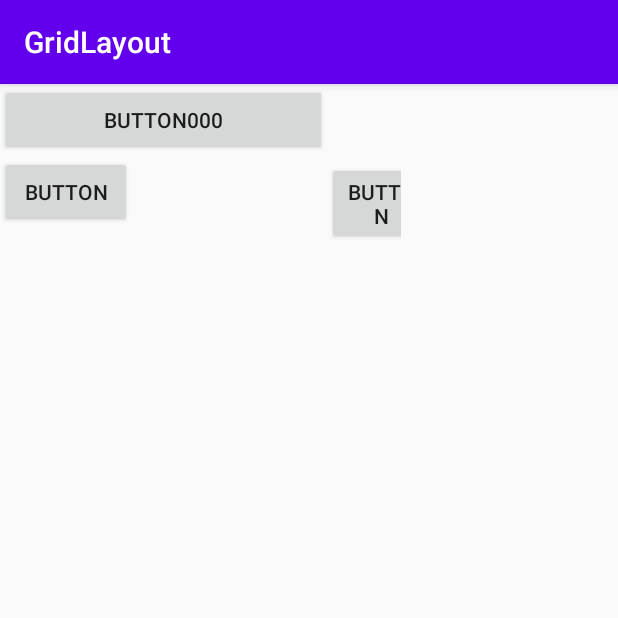
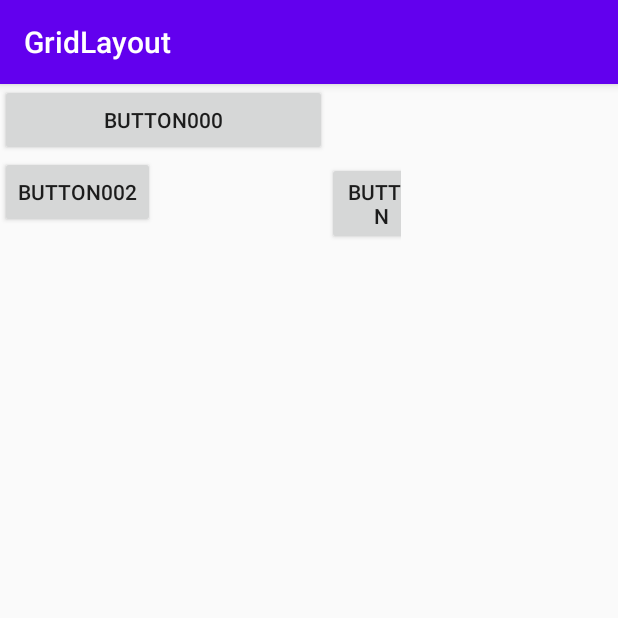
Before and after one commit to ABThalawaththa/MADGit, an Android app: the screen it shows after launch (MainActivity), on a phone screen of 412 x 824 dp, the top half of it. Run offline under Robolectric (Android 15) with nearby library versions, the phone set to English and light mode, and no system bars.

Commit message:
second button text change

```diff
--- a/app/src/main/res/layout/activity_main.xml
+++ b/app/src/main/res/layout/activity_main.xml
@@ -24,7 +24,7 @@
             android:id="@+id/button2"
             android:layout_width="wrap_content"
             android:layout_height="wrap_content"
-            android:text="Button"
+            android:text="Button002"
             app:layout_column="0"
             app:layout_row="1" />
 
```
